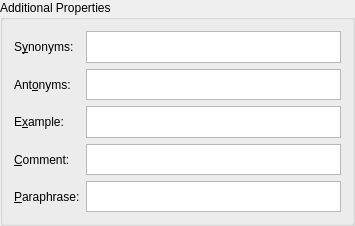
Above: src/entry-dialogs/AuxInfoEntryPageForm.ui from KDE/parley before the change. Below: the same form after it.
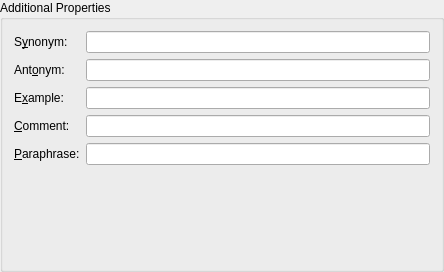
That is the form after the change.

Commit message: Make additional entry page TextEdits to LineEdits.

What changed in the file:
```diff
--- a/src/entry-dialogs/AuxInfoEntryPageForm.ui
+++ b/src/entry-dialogs/AuxInfoEntryPageForm.ui
@@ -5,8 +5,8 @@
    <rect>
     <x>0</x>
     <y>0</y>
-    <width>355</width>
-    <height>226</height>
+    <width>444</width>
+    <height>272</height>
    </rect>
   </property>
   <property name="sizePolicy" >
@@ -73,80 +73,23 @@
       <property name="verticalSpacing" >
        <number>6</number>
       </property>
-      <item row="2" column="1" >
-       <widget class="QTextEdit" name="examp_line" >
-        <property name="sizePolicy" >
-         <sizepolicy vsizetype="Preferred" hsizetype="MinimumExpanding" >
-          <horstretch>0</horstretch>
-          <verstretch>0</verstretch>
-         </sizepolicy>
-        </property>
-        <property name="maximumSize" >
-         <size>
-          <width>32767</width>
-          <height>80</height>
-         </size>
-        </property>
-        <property name="acceptRichText" >
-         <bool>false</bool>
-        </property>
-       </widget>
-      </item>
-      <item row="3" column="1" >
-       <widget class="QTextEdit" name="remark_line" >
-        <property name="sizePolicy" >
-         <sizepolicy vsizetype="Preferred" hsizetype="MinimumExpanding" >
-          <horstretch>0</horstretch>
-          <verstretch>0</verstretch>
-         </sizepolicy>
-        </property>
-        <property name="maximumSize" >
-         <size>
-          <width>32767</width>
-          <height>80</height>
-         </size>
-        </property>
-        <property name="acceptRichText" >
-         <bool>false</bool>
-        </property>
-       </widget>
-      </item>
-      <item row="4" column="1" >
-       <widget class="QTextEdit" name="para_line" >
-        <property name="sizePolicy" >
-         <sizepolicy vsizetype="Preferred" hsizetype="MinimumExpanding" >
-          <horstretch>0</horstretch>
-          <verstretch>0</verstretch>
-         </sizepolicy>
-        </property>
-        <property name="maximumSize" >
-         <size>
-          <width>32767</width>
-          <height>80</height>
-         </size>
-        </property>
-        <property name="acceptRichText" >
-         <bool>false</bool>
-        </property>
-       </widget>
-      </item>
       <item row="0" column="0" >
        <widget class="QLabel" name="synonym_label" >
         <property name="text" >
-         <string>S&amp;ynonyms:</string>
+         <string>S&amp;ynonym:</string>
         </property>
         <property name="buddy" >
-         <cstring>synonym_line</cstring>
+         <cstring>synonymLineEdit</cstring>
         </property>
        </widget>
       </item>
       <item row="1" column="0" >
        <widget class="QLabel" name="antonym_label" >
         <property name="text" >
-         <string>Ant&amp;onyms:</string>
+         <string>Ant&amp;onym:</string>
         </property>
         <property name="buddy" >
-         <cstring>antonym_line</cstring>
+         <cstring>antonymLineEdit</cstring>
         </property>
        </widget>
       </item>
@@ -156,7 +99,7 @@
          <string>E&amp;xample:</string>
         </property>
         <property name="buddy" >
-         <cstring>examp_line</cstring>
+         <cstring>exampleLineEdit</cstring>
         </property>
        </widget>
       </item>
@@ -166,7 +109,7 @@
          <string>&amp;Comment:</string>
         </property>
         <property name="buddy" >
-         <cstring>remark_line</cstring>
+         <cstring>commentLineEdit</cstring>
         </property>
        </widget>
       </item>
@@ -176,50 +119,41 @@
          <string>&amp;Paraphrase:</string>
         </property>
         <property name="buddy" >
-         <cstring>para_line</cstring>
+         <cstring>paraphraseLineEdit</cstring>
         </property>
        </widget>
       </item>
       <item row="0" column="1" >
-       <widget class="QTextEdit" name="synonym_line" >
-        <property name="sizePolicy" >
-         <sizepolicy vsizetype="Preferred" hsizetype="MinimumExpanding" >
-          <horstretch>0</horstretch>
-          <verstretch>0</verstretch>
-         </sizepolicy>
-        </property>
-        <property name="maximumSize" >
-         <size>
-          <width>32767</width>
-          <height>80</height>
-         </size>
-        </property>
-        <property name="cursor" stdset="0" >
-         <cursorShape>ArrowCursor</cursorShape>
-        </property>
-        <property name="acceptRichText" >
-         <bool>false</bool>
+       <widget class="QLineEdit" name="synonymLineEdit" >
+        <property name="toolTip" >
+         <string/>
         </property>
        </widget>
       </item>
       <item row="1" column="1" >
-       <widget class="QTextEdit" name="antonym_line" >
-        <property name="sizePolicy" >
-         <sizepolicy vsizetype="Preferred" hsizetype="MinimumExpanding" >
-          <horstretch>0</horstretch>
-          <verstretch>0</verstretch>
-         </sizepolicy>
+       <widget class="QLineEdit" name="antonymLineEdit" />
+      </item>
+      <item row="2" column="1" >
+       <widget class="QLineEdit" name="exampleLineEdit" />
+      </item>
+      <item row="3" column="1" >
+       <widget class="QLineEdit" name="commentLineEdit" />
+      </item>
+      <item row="4" column="1" >
+       <widget class="QLineEdit" name="paraphraseLineEdit" />
+      </item>
+      <item row="5" column="1" >
+       <spacer>
+        <property name="orientation" >
+         <enum>Qt::Vertical</enum>
         </property>
-        <property name="maximumSize" >
+        <property name="sizeHint" >
          <size>
-          <width>32767</width>
-          <height>80</height>
+          <width>20</width>
+          <height>40</height>
          </size>
         </property>
-        <property name="acceptRichText" >
-         <bool>false</bool>
-        </property>
-       </widget>
+       </spacer>
       </item>
      </layout>
     </widget>
```
Left out of the diff: 7 changed lines with no effect on the pictures. The commit also changes 1 other file.
